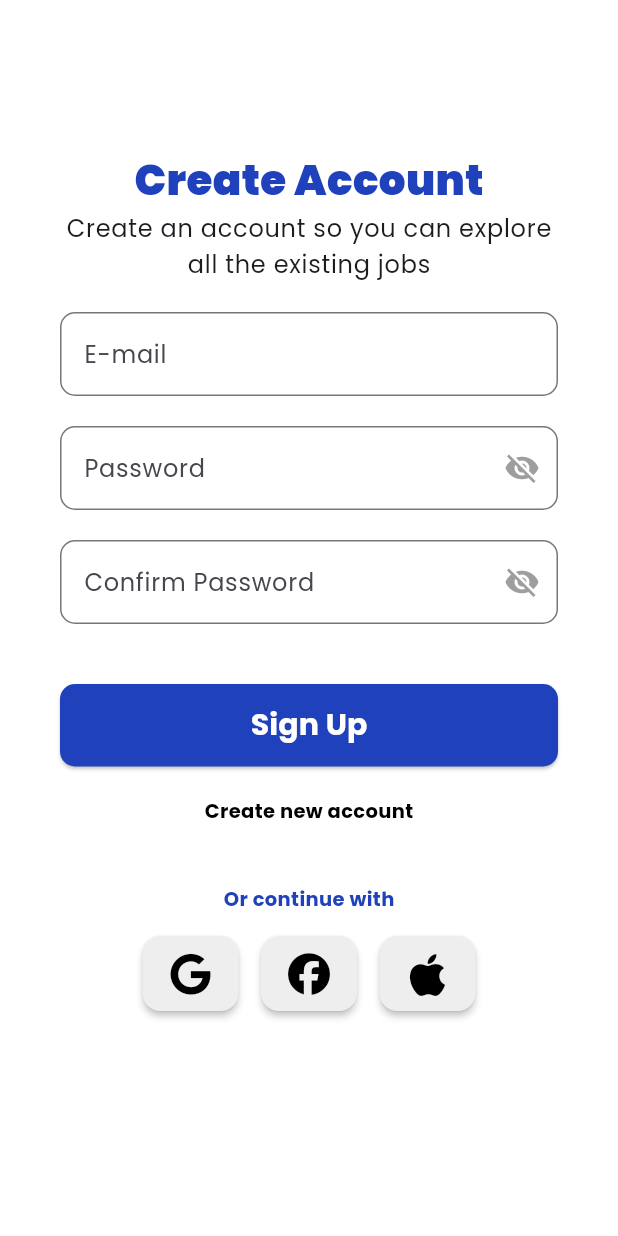
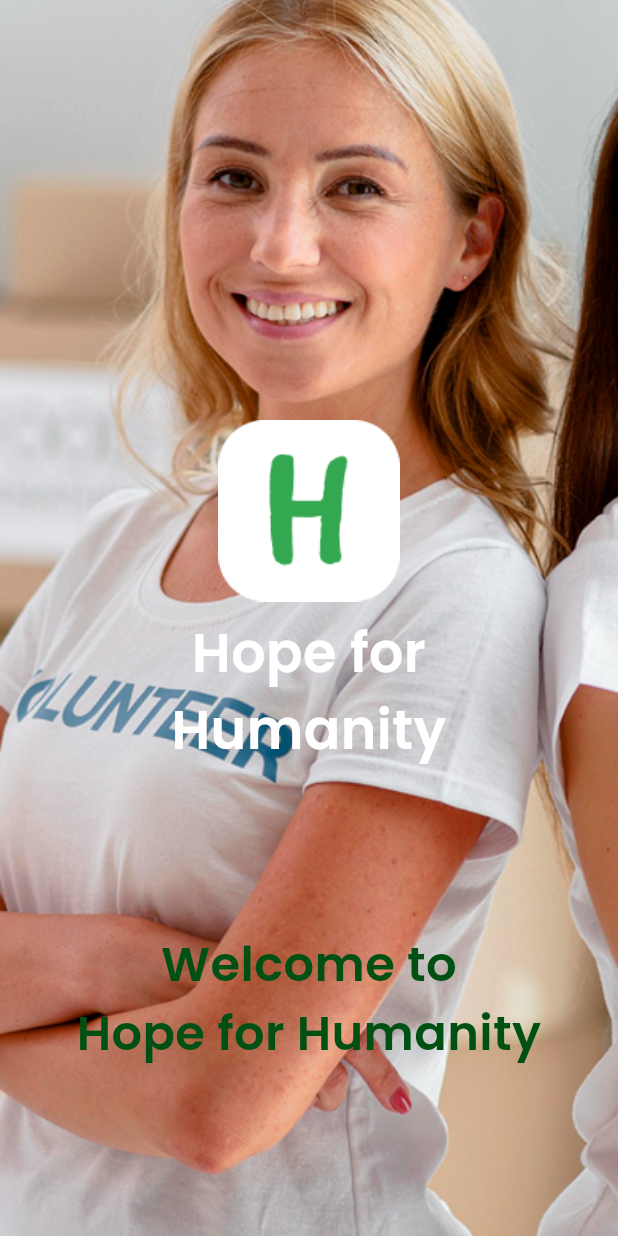
Before and after one commit to iamSinlapachai/flutter_speed_ui_app, a Flutter app: the screen it shows after launch, on a phone screen of 412 x 824 dp. Run offline on Flutter 3.47's test engine with Material 3 defaults, Android fonts, the phone set to English and light mode, and no system bars; our stand-ins replace font_awesome_flutter, google_fonts.

Commit message:
f c01 page edit e03 (comment)

```diff
--- a/lib/main.dart
+++ b/lib/main.dart
@@ -4,6 +4,7 @@ import 'package:flutter_speed_ui_app/views/a02_page_ui.dart';
 import 'package:flutter_speed_ui_app/views/b01_page_ui.dart';
 import 'package:flutter_speed_ui_app/views/b02_page_ui.dart';
 import 'package:flutter_speed_ui_app/views/b03_page_ui.dart';
+import 'package:flutter_speed_ui_app/views/c01_page_ui.dart';
 import 'package:flutter_speed_ui_app/views/e02_page_ui.dart';
 
 import 'package:flutter_speed_ui_app/views/e03_page_ui.dart';
@@ -33,7 +34,7 @@ class _FlutterSpeedUIProjectState extends State<FlutterSpeedUIProject> {
   Widget build(BuildContext context) {
     return MaterialApp(
       debugShowCheckedModeBanner: false,
-      home: B03PageUI(),
+      home: C01PageUI(),
       theme: ThemeData(
         textTheme: GoogleFonts.poppinsTextTheme(
           Theme.of(context).textTheme,
--- /dev/null
+++ b/lib/views/c01_page_ui.dart
@@ -0,0 +1,74 @@
+import 'package:flutter/material.dart';
+import 'package:flutter_speed_ui_app/views/c02_page_ui.dart';
+
+class C01PageUI extends StatelessWidget {
+  const C01PageUI({super.key});
+
+  @override
+  Widget build(BuildContext context) {
+    return Scaffold(
+      body: Center(
+        child: Stack(
+          // ใช้ Stack เพื่อซ้อนทับ Widget
+          children: [
+            InkWell(
+              onTap: () {
+                Navigator.push(
+                  context,
+                  MaterialPageRoute(
+                    builder: (context) => C02PageUI(),
+                  ),
+                );
+              },
+              child: Image.asset(
+                'assets/images/imgc1.png',
+                width: double.infinity,
+                fit: BoxFit.cover,
+              ),
+            ),
+            Positioned.fill(
+              // ใช้ Positioned เพื่อกำหนดตำแหน่งของ imgc2
+              top: 280,
+              child: Align(
+                alignment: Alignment.topCenter,
+                child: Image.asset(
+                  'assets/images/imgc2.png',
+                ),
+              ),
+            ),
+            Positioned.fill(
+              top: 410,
+              child: Align(
+                alignment: Alignment.topCenter,
+                child: Text(
+                  'Hope for \nHumanity',
+                  textAlign: TextAlign.center,
+                  style: TextStyle(
+                    fontSize: 36,
+                    fontWeight: FontWeight.w600,
+                    color: Colors.white,
+                  ),
+                ),
+              ),
+            ),
+            Positioned.fill(
+              top: 620,
+              child: Align(
+                alignment: Alignment.topCenter,
+                child: Text(
+                  'Welcome to \nHope for Humanity',
+                  textAlign: TextAlign.center,
+                  style: TextStyle(
+                    fontSize: 32,
+                    fontWeight: FontWeight.w600,
+                    color: Color(0xFF005014),
+                  ),
+                ),
+              ),
+            ),
+          ],
+        ),
+      ),
+    );
+  }
+}
--- a/lib/views/e03_page_ui.dart
+++ b/lib/views/e03_page_ui.dart
@@ -8,7 +8,7 @@ class E03PageUI extends StatefulWidget {
 }
 
 class _E03PageUIState extends State<E03PageUI> {
-  final _formKey = GlobalKey<FormState>();
+  //final _formKey = GlobalKey<FormState>();
 
   @override
   Widget build(BuildContext context) {
@@ -45,7 +45,7 @@ class _E03PageUIState extends State<E03PageUI> {
               Padding(
                 padding: const EdgeInsets.symmetric(horizontal: 40),
                 child: Form(
-                  key: _formKey,
+                  //key: _formKey,
                   child: Column(
                     children: [
                       _buildTextFormField('Name', 'Input Name'),
```
Also changed, not shown: lib/views/c02_page_ui.dart (added, +17 -0 lines), lib/views/c03_page_ui.dart (added, +15 -0 lines).
